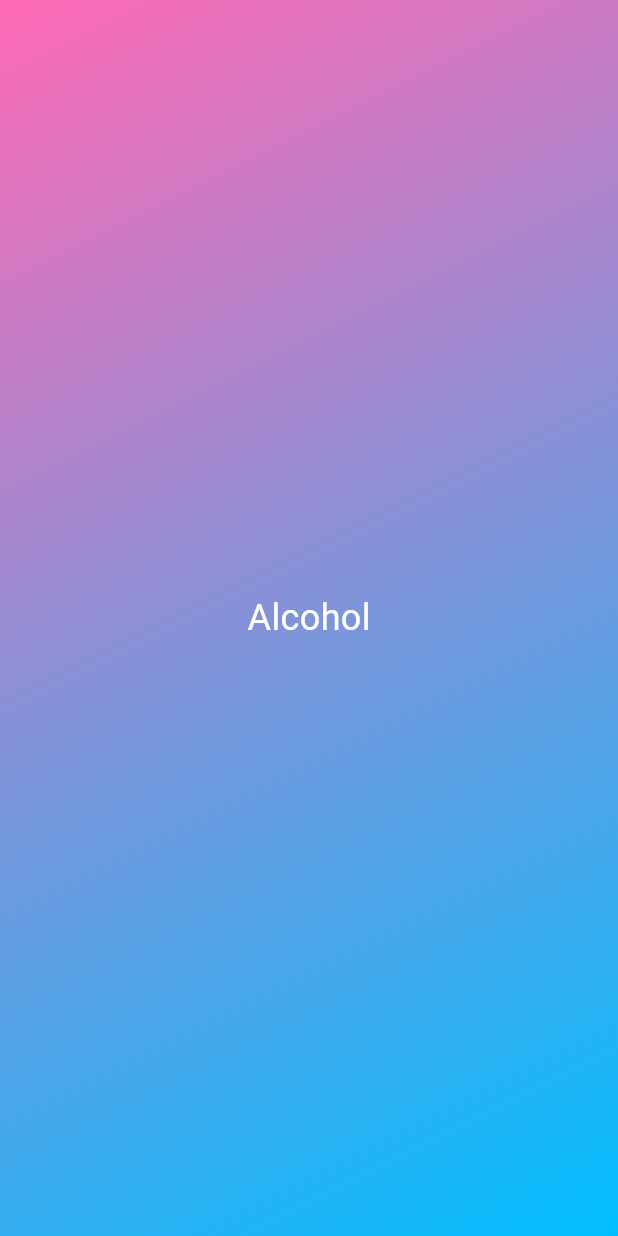
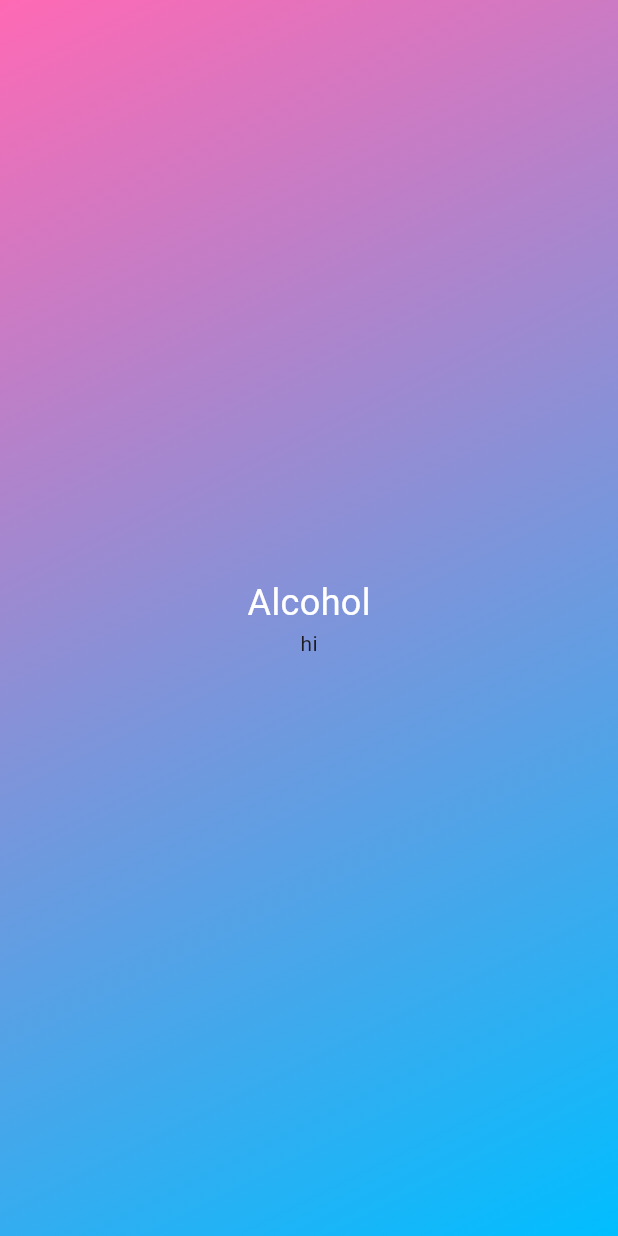
Before and after one commit to Refayatul/eureka, a Flutter app: the screen it shows after launch, on a phone screen of 412 x 824 dp. Run offline on Flutter 3.47's test engine with Material 3 defaults, Android fonts, the phone set to English and light mode, and no system bars.

Commit message:
some changes

```diff
--- a/lib/gradient_container.dart
+++ b/lib/gradient_container.dart
@@ -11,13 +11,21 @@ class GradientContainer extends StatelessWidget {
         gradient: LinearGradient(
           colors: [
             Color.fromARGB(255, 255, 105, 180),
-            Color.fromARGB(255, 0, 191, 255),
+            Color.fromARGB(255, 0, 190, 255),
           ],
           begin: Alignment.topLeft,
           end: Alignment.bottomRight,
         ),
       ),
-      child: const Center(child: StyledText()),
+      child: const Center(
+        child: Column(
+          mainAxisAlignment: MainAxisAlignment.center,
+          children: [
+            StyledText(),
+            Text('hi'),
+          ],
+        ),
+      ),
     );
   }
 }
```
